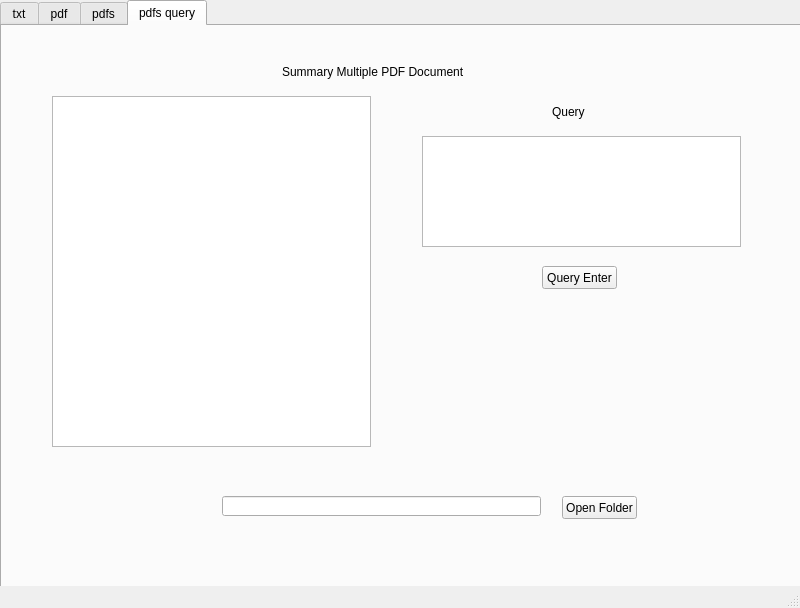
First picture: the form in PyQt/pj.ui, repository leeink/langchain-PyQt5, before the edit.
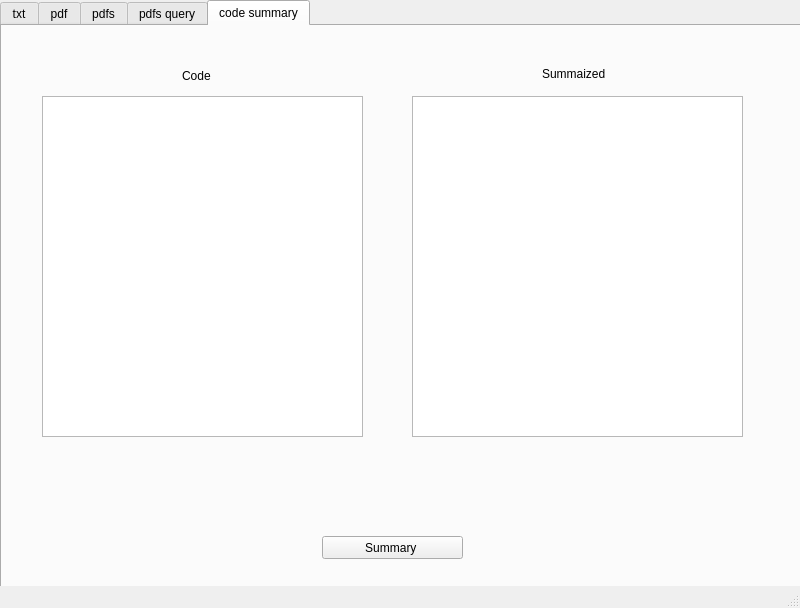
Second picture: the form after the edit.

Diff of the .ui file:
```diff
--- a/PyQt/pj.ui
+++ b/PyQt/pj.ui
@@ -24,7 +24,7 @@
      </rect>
     </property>
     <property name="currentIndex">
-     <number>3</number>
+     <number>4</number>
     </property>
     <widget class="QWidget" name="tab">
      <attribute name="title">
@@ -464,6 +464,73 @@
       </property>
      </widget>
     </widget>
+    <widget class="QWidget" name="tab_5">
+     <attribute name="title">
+      <string>code summary</string>
+     </attribute>
+     <widget class="QTextEdit" name="codeInputField">
+      <property name="geometry">
+       <rect>
+        <x>40</x>
+        <y>70</y>
+        <width>321</width>
+        <height>341</height>
+       </rect>
+      </property>
+     </widget>
+     <widget class="QLabel" name="label_8">
+      <property name="geometry">
+       <rect>
+        <x>180</x>
+        <y>40</y>
+        <width>31</width>
+        <height>20</height>
+       </rect>
+      </property>
+      <property name="text">
+       <string>Code</string>
+      </property>
+     </widget>
+     <widget class="QTextEdit" name="CodeSummarizedField">
+      <property name="geometry">
+       <rect>
+        <x>410</x>
+        <y>70</y>
+        <width>331</width>
+        <height>341</height>
+       </rect>
+      </property>
+      <property name="readOnly">
+       <bool>true</bool>
+      </property>
+     </widget>
+     <widget class="QLabel" name="label_9">
+      <property name="geometry">
+       <rect>
+        <x>540</x>
+        <y>40</y>
+        <width>71</width>
+        <height>16</height>
+       </rect>
+      </property>
+      <property name="text">
+       <string>Summaized</string>
+      </property>
+     </widget>
+     <widget class="QPushButton" name="Summary4">
+      <property name="geometry">
+       <rect>
+        <x>320</x>
+        <y>510</y>
+        <width>141</width>
+        <height>23</height>
+       </rect>
+      </property>
+      <property name="text">
+       <string>Summary </string>
+      </property>
+     </widget>
+    </widget>
    </widget>
   </widget>
   <widget class="QStatusBar" name="statusbar"/>
```
